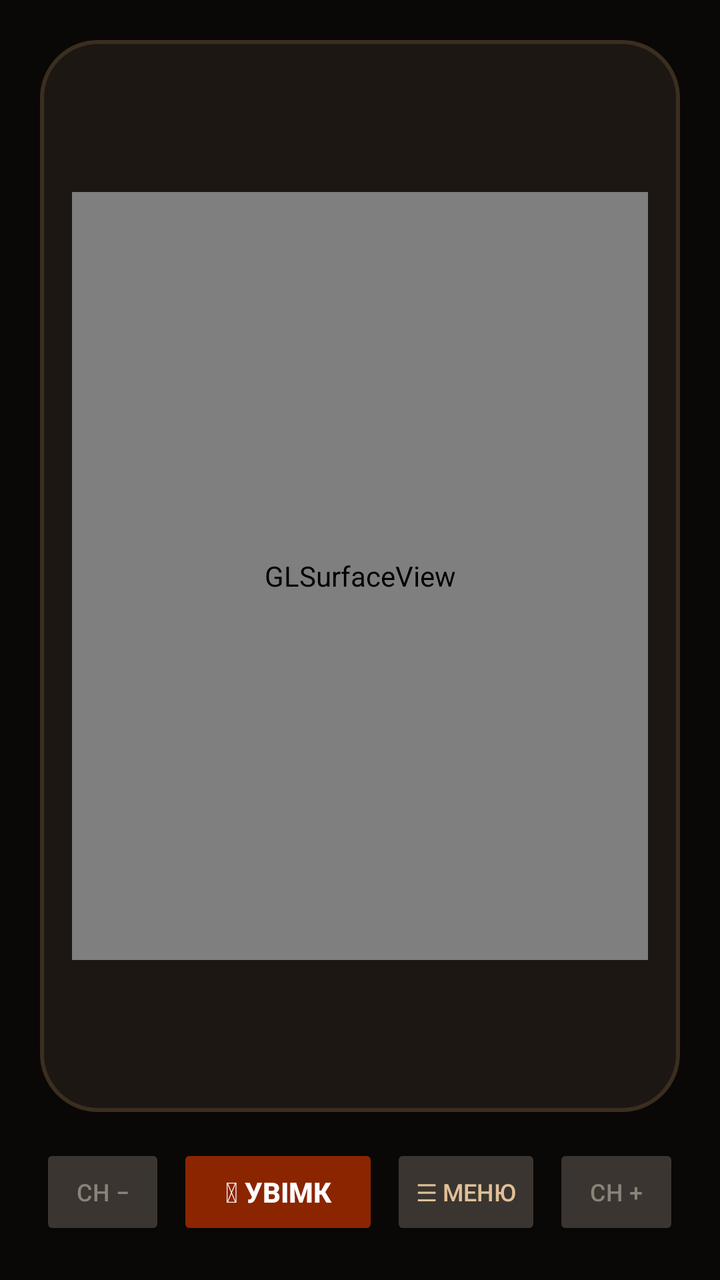
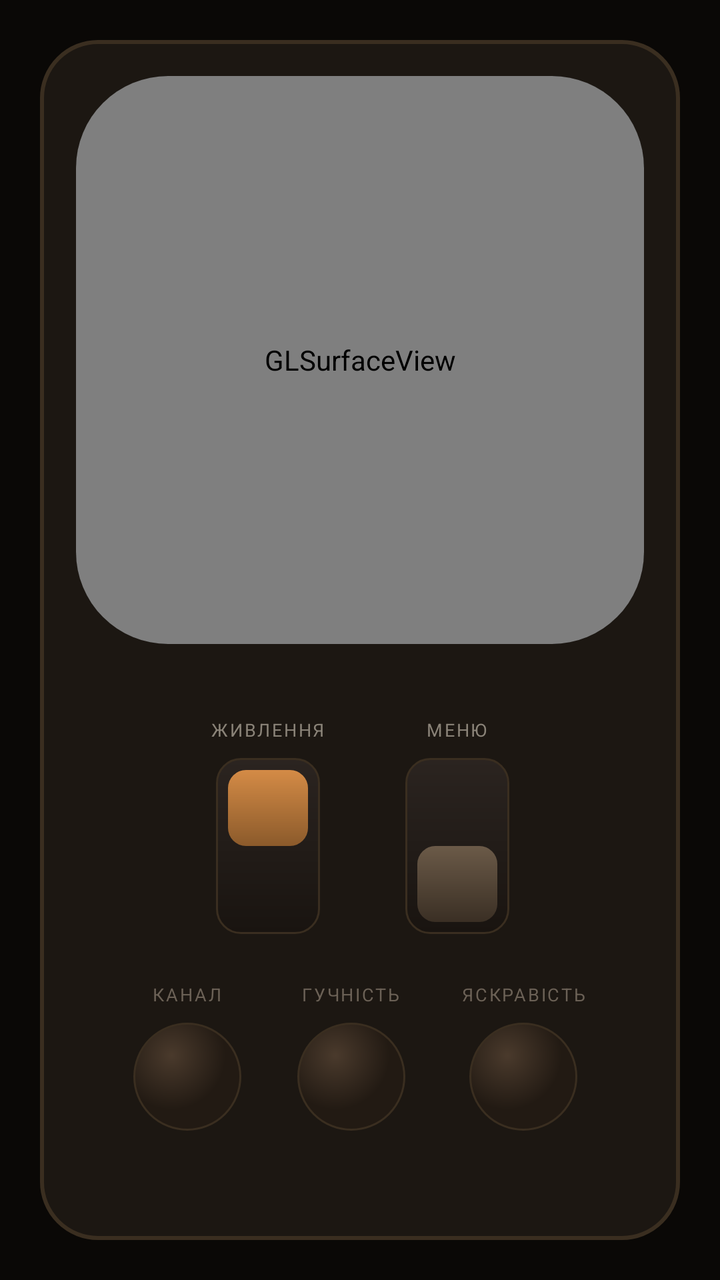

An Android layout rendered at two revisions. The XML below is the earlier revision; the diff shows what the commit changed to produce the second picture.
<!-- AndroidManifest.xml: application theme Theme.CrtTvWallpaper -->
<!-- res/layout/activity_main.xml -->
<?xml version="1.0" encoding="utf-8"?>
<androidx.constraintlayout.widget.ConstraintLayout xmlns:android="http://schemas.android.com/apk/res/android"
    xmlns:app="http://schemas.android.com/apk/res-auto"
    android:layout_width="match_parent"
    android:layout_height="match_parent"
    android:background="#0A0806"
    android:padding="20dp">

    
    <androidx.constraintlayout.widget.ConstraintLayout
        android:id="@+id/tvChassis"
        android:layout_width="0dp"
        android:layout_height="0dp"
        android:background="@drawable/tv_chassis_bg"
        android:padding="16dp"
        app:layout_constraintTop_toTopOf="parent"
        app:layout_constraintStart_toStartOf="parent"
        app:layout_constraintEnd_toEndOf="parent"
        app:layout_constraintBottom_toTopOf="@id/buttonRow">

        
        <FrameLayout
            android:id="@+id/screenFrame"
            android:layout_width="0dp"
            android:layout_height="0dp"
            android:background="#000000"
            app:layout_constraintTop_toTopOf="parent"
            app:layout_constraintBottom_toBottomOf="parent"
            app:layout_constraintStart_toStartOf="parent"
            app:layout_constraintEnd_toEndOf="parent"
            app:layout_constraintDimensionRatio="3:4">

            <android.opengl.GLSurfaceView
                android:id="@+id/glSurfacePreview"
                android:layout_width="match_parent"
                android:layout_height="match_parent" />

            
            <ScrollView
                android:id="@+id/menuOverlay"
                android:layout_width="match_parent"
                android:layout_height="match_parent"
                android:background="#EE0A0806"
                android:visibility="gone">

                <LinearLayout
                    android:layout_width="match_parent"
                    android:layout_height="wrap_content"
                    android:orientation="vertical"
                    android:padding="20dp">

                    <TextView
                        android:layout_width="wrap_content"
                        android:layout_height="wrap_content"
                        android:text="⚙ МЕНЮ НАЛАШТУВАНЬ"
                        android:textColor="#DAA520"
                        android:textStyle="bold"
                        android:textSize="15sp"
                        android:layout_marginBottom="18dp" />

                    <TextView
                        android:layout_width="wrap_content"
                        android:layout_height="wrap_content"
                        android:text="Рівень шуму та перешкод:"
                        android:textColor="#E0C097"
                        android:textSize="12sp" />

                    <SeekBar
                        android:id="@+id/seekNoise"
                        android:layout_width="match_parent"
                        android:layout_height="wrap_content"
                        android:max="50"
                        android:progress="18"
                        android:layout_marginTop="2dp"
                        android:layout_marginBottom="14dp" />

                    <TextView
                        android:layout_width="wrap_content"
                        android:layout_height="wrap_content"
                        android:text="Опуклість лінзи кінескопа:"
                        android:textColor="#E0C097"
                        android:textSize="12sp" />

                    <SeekBar
                        android:id="@+id/seekCurvature"
                        android:layout_width="match_parent"
                        android:layout_height="wrap_content"
                        android:max="30"
                        android:progress="12"
                        android:layout_marginTop="2dp"
                        android:layout_marginBottom="20dp" />

                    <Button
                        android:id="@+id/btnPickImage"
                        android:layout_width="match_parent"
                        android:layout_height="wrap_content"
                        android:backgroundTint="#3E4A2E"
                        android:text="Обрати фото фону 🖼"
                        android:textColor="#FFFFFF"
                        android:layout_marginBottom="10dp" />

                    <Button
                        android:id="@+id/btnApplyWallpaper"
                        android:layout_width="match_parent"
                        android:layout_height="wrap_content"
                        android:backgroundTint="#B87333"
                        android:text="Перевстановити живі шпалери"
                        android:textColor="#FFFFFF"
                        android:layout_marginBottom="18dp" />

                    <Button
                        android:id="@+id/btnCloseMenu"
                        android:layout_width="match_parent"
                        android:layout_height="wrap_content"
                        android:backgroundTint="#3A3530"
                        android:text="Закрити меню ✕"
                        android:textColor="#E0C097" />

                </LinearLayout>
            </ScrollView>
        </FrameLayout>
    </androidx.constraintlayout.widget.ConstraintLayout>

    
    <LinearLayout
        android:id="@+id/buttonRow"
        android:layout_width="match_parent"
        android:layout_height="wrap_content"
        android:orientation="horizontal"
        android:gravity="center_vertical"
        android:paddingTop="16dp"
        app:layout_constraintBottom_toBottomOf="parent"
        app:layout_constraintStart_toStartOf="parent"
        app:layout_constraintEnd_toEndOf="parent">

        <Button
            android:id="@+id/btnChDown"
            android:layout_width="0dp"
            android:layout_height="wrap_content"
            android:layout_weight="1"
            android:layout_marginEnd="6dp"
            android:backgroundTint="#3A3530"
            android:text="CH −"
            android:textColor="#8A8378"
            android:textSize="12sp" />

        <Button
            android:id="@+id/btnPower"
            android:layout_width="0dp"
            android:layout_height="wrap_content"
            android:layout_weight="1.6"
            android:layout_marginEnd="6dp"
            android:backgroundTint="#8B2500"
            android:text="⏻ УВІМК"
            android:textColor="#FFFFFF"
            android:textStyle="bold" />

        <Button
            android:id="@+id/btnMenu"
            android:layout_width="0dp"
            android:layout_height="wrap_content"
            android:layout_weight="1.2"
            android:layout_marginEnd="6dp"
            android:backgroundTint="#3A3530"
            android:text="☰ Меню"
            android:textColor="#E0C097"
            android:textSize="12sp" />

        <Button
            android:id="@+id/btnChUp"
            android:layout_width="0dp"
            android:layout_height="wrap_content"
            android:layout_weight="1"
            android:backgroundTint="#3A3530"
            android:text="CH +"
            android:textColor="#8A8378"
            android:textSize="12sp" />

    </LinearLayout>

</androidx.constraintlayout.widget.ConstraintLayout>
<!-- resources referenced by this layout -->
<resources>
  <!-- drawable tv_chassis_bg (drawable) -->
  <?xml version="1.0" encoding="utf-8"?>
  <shape xmlns:android="http://schemas.android.com/apk/res/android">
      <solid android:color="#1C1712" />
      <corners android:radius="28dp" />
      <stroke android:width="2dp" android:color="#3A2E20" />
  </shape>
  <style name="Theme.CrtTvWallpaper" parent="Theme.MaterialComponents.DayNight.NoActionBar">
          <item name="colorPrimary">#B87333</item>
          <item name="colorPrimaryVariant">#8B5A2B</item>
          <item name="colorOnPrimary">#FFFFFF</item>
          <item name="android:statusBarColor">#0A0806</item>
          <item name="android:navigationBarColor">#16120F</item>
      </style>
</resources>

<!-- the commit's change to res/layout/activity_main.xml (unified diff, before → after) -->
@@ -12,23 +12,23 @@
         android:layout_width="0dp"
         android:layout_height="0dp"
         android:background="@drawable/tv_chassis_bg"
-        android:padding="16dp"
+        android:padding="18dp"
         app:layout_constraintTop_toTopOf="parent"
+        app:layout_constraintBottom_toBottomOf="parent"
         app:layout_constraintStart_toStartOf="parent"
-        app:layout_constraintEnd_toEndOf="parent"
-        app:layout_constraintBottom_toTopOf="@id/buttonRow">
+        app:layout_constraintEnd_toEndOf="parent">
 
         
         <FrameLayout
             android:id="@+id/screenFrame"
             android:layout_width="0dp"
             android:layout_height="0dp"
-            android:background="#000000"
+            android:background="@drawable/tv_screen_frame_bg"
+            android:clipToOutline="true"
             app:layout_constraintTop_toTopOf="parent"
-            app:layout_constraintBottom_toBottomOf="parent"
             app:layout_constraintStart_toStartOf="parent"
             app:layout_constraintEnd_toEndOf="parent"
-            app:layout_constraintDimensionRatio="3:4">
+            app:layout_constraintDimensionRatio="1:1">
 
             <android.opengl.GLSurfaceView
                 android:id="@+id/glSurfacePreview"
@@ -119,63 +119,167 @@
                 </LinearLayout>
             </ScrollView>
         </FrameLayout>
+
+        
+        <LinearLayout
+            android:id="@+id/controlDeck"
+            android:layout_width="0dp"
+            android:layout_height="0dp"
+            android:orientation="vertical"
+            android:gravity="center"
+            app:layout_constraintTop_toBottomOf="@id/screenFrame"
+            app:layout_constraintBottom_toBottomOf="parent"
+            app:layout_constraintStart_toStartOf="parent"
+            app:layout_constraintEnd_toEndOf="parent">
+
+            
+            <LinearLayout
+                android:layout_width="wrap_content"
+                android:layout_height="wrap_content"
+                android:orientation="horizontal"
+                android:gravity="center"
+                android:layout_marginBottom="24dp">
+
+                <LinearLayout
+                    android:layout_width="wrap_content"
+                    android:layout_height="wrap_content"
+                    android:orientation="vertical"
+                    android:gravity="center"
+                    android:layout_marginEnd="40dp">
+
+                    <TextView
+                        android:layout_width="wrap_content"
+                        android:layout_height="wrap_content"
+                        android:text="ЖИВЛЕННЯ"
+                        android:textColor="#8A8378"
+                        android:textSize="9sp"
+                        android:letterSpacing="0.1"
+                        android:layout_marginBottom="8dp" />
+
+                    <FrameLayout
+                        android:id="@+id/switchPowerTrack"
+                        android:layout_width="52dp"
+                        android:layout_height="88dp"
+                        android:background="@drawable/switch_track_bg">
+
+                        <View
+                            android:id="@+id/switchPowerLever"
+                            android:layout_width="40dp"
+                            android:layout_height="38dp"
+                            android:layout_marginStart="6dp"
+                            android:layout_marginTop="6dp"
+                            android:background="@drawable/switch_lever_on_bg" />
+                    </FrameLayout>
+                </LinearLayout>
+
+                <LinearLayout
+                    android:layout_width="wrap_content"
+                    android:layout_height="wrap_content"
+                    android:orientation="vertical"
+                    android:gravity="center">
+
+                    <TextView
+                        android:layout_width="wrap_content"
+                        android:layout_height="wrap_content"
+                        android:text="МЕНЮ"
+                        android:textColor="#8A8378"
+                        android:textSize="9sp"
+                        android:letterSpacing="0.1"
+                        android:layout_marginBottom="8dp" />
+
+                    <FrameLayout
+                        android:id="@+id/switchMenuTrack"
+                        android:layout_width="52dp"
+                        android:layout_height="88dp"
+                        android:background="@drawable/switch_track_bg">
+
+                        <View
+                            android:id="@+id/switchMenuLever"
+                            android:layout_width="40dp"
+                            android:layout_height="38dp"
+                            android:layout_marginStart="6dp"
+                            android:layout_marginTop="44dp"
+                            android:background="@drawable/switch_lever_off_bg" />
+                    </FrameLayout>
+                </LinearLayout>
+            </LinearLayout>
+
+            
+            <LinearLayout
+                android:layout_width="wrap_content"
+                android:layout_height="wrap_content"
+                android:orientation="horizontal"
+                android:gravity="center">
+
+                <LinearLayout
+                    android:layout_width="wrap_content"
+                    android:layout_height="wrap_content"
+                    android:orientation="vertical"
+                    android:gravity="center"
+                    android:layout_marginEnd="28dp">
+
+                    <TextView
+                        android:layout_width="wrap_content"
+                        android:layout_height="wrap_content"
+                        android:text="КАНАЛ"
+                        android:textColor="#6B6156"
+                        android:textSize="9sp"
+                        android:letterSpacing="0.1"
+                        android:layout_marginBottom="8dp" />
+
+                    <View
+                        android:id="@+id/knobChannel"
+                        android:layout_width="54dp"
+                        android:layout_height="54dp"
+                        android:background="@drawable/knob_bg" />
+                </LinearLayout>
+
+                <LinearLayout
+                    android:layout_width="wrap_content"
+                    android:layout_height="wrap_content"
+                    android:orientation="vertical"
+                    android:gravity="center"
+                    android:layout_marginEnd="28dp">
+
+                    <TextView
+                        android:layout_width="wrap_content"
+                        android:layout_height="wrap_content"
+                        android:text="ГУЧНІСТЬ"
+                        android:textColor="#6B6156"
+                        android:textSize="9sp"
+                        android:letterSpacing="0.1"
+                        android:layout_marginBottom="8dp" />
+
+                    <View
+                        android:id="@+id/knobVolume"
+                        android:layout_width="54dp"
+                        android:layout_height="54dp"
+                        android:background="@drawable/knob_bg" />
+                </LinearLayout>
+
+                <LinearLayout
+                    android:layout_width="wrap_content"
+                    android:layout_height="wrap_content"
+                    android:orientation="vertical"
+                    android:gravity="center">
+
+                    <TextView
+                        android:layout_width="wrap_content"
+                        android:layout_height="wrap_content"
+                        android:text="ЯСКРАВІСТЬ"
+                        android:textColor="#6B6156"
+                        android:textSize="9sp"
+                        android:letterSpacing="0.1"
+                        android:layout_marginBottom="8dp" />
+
+                    <View
+                        android:id="@+id/knobBrightness"
+                        android:layout_width="54dp"
+                        android:layout_height="54dp"
+                        android:background="@drawable/knob_bg" />
+                </LinearLayout>
+            </LinearLayout>
+        </LinearLayout>
     </androidx.constraintlayout.widget.ConstraintLayout>
 
-    
-    <LinearLayout
-        android:id="@+id/buttonRow"
-        android:layout_width="match_parent"
-        android:layout_height="wrap_content"
-        android:orientation="horizontal"
-        android:gravity="center_vertical"
-        android:paddingTop="16dp"
-        app:layout_constraintBottom_toBottomOf="parent"
-        app:layout_constraintStart_toStartOf="parent"
-        app:layout_constraintEnd_toEndOf="parent">
-
-        <Button
-            android:id="@+id/btnChDown"
-            android:layout_width="0dp"
-            android:layout_height="wrap_content"
-            android:layout_weight="1"
-            android:layout_marginEnd="6dp"
-            android:backgroundTint="#3A3530"
-            android:text="CH −"
-            android:textColor="#8A8378"
-            android:textSize="12sp" />
-
-        <Button
-            android:id="@+id/btnPower"
-            android:layout_width="0dp"
-            android:layout_height="wrap_content"
-            android:layout_weight="1.6"
-            android:layout_marginEnd="6dp"
-            android:backgroundTint="#8B2500"
-            android:text="⏻ УВІМК"
-            android:textColor="#FFFFFF"
-            android:textStyle="bold" />
-
-        <Button
-            android:id="@+id/btnMenu"
-            android:layout_width="0dp"
-            android:layout_height="wrap_content"
-            android:layout_weight="1.2"
-            android:layout_marginEnd="6dp"
-            android:backgroundTint="#3A3530"
-            android:text="☰ Меню"
-            android:textColor="#E0C097"
-            android:textSize="12sp" />
-
-        <Button
-            android:id="@+id/btnChUp"
-            android:layout_width="0dp"
-            android:layout_height="wrap_content"
-            android:layout_weight="1"
-            android:backgroundTint="#3A3530"
-            android:text="CH +"
-            android:textColor="#8A8378"
-            android:textSize="12sp" />
-
-    </LinearLayout>
-
 </androidx.constraintlayout.widget.ConstraintLayout>
<!-- resource entries referenced after the edit -->
@@ -1,11 +1,58 @@
 <!-- resources referenced by this layout -->
 <resources>
+  <!-- drawable knob_bg (drawable) -->
+  <?xml version="1.0" encoding="utf-8"?>
+  <shape xmlns:android="http://schemas.android.com/apk/res/android"
+      android:shape="oval">
+      <gradient
+          android:type="radial"
+          android:gradientRadius="27dp"
+          android:centerX="0.35"
+          android:centerY="0.3"
+          android:startColor="#4A3A2C"
+          android:endColor="#221A13" />
+      <stroke android:width="1dp" android:color="#3A2E20" />
+  </shape>
+  <!-- drawable switch_lever_off_bg (drawable) -->
+  <?xml version="1.0" encoding="utf-8"?>
+  <shape xmlns:android="http://schemas.android.com/apk/res/android">
+      <gradient
+          android:angle="270"
+          android:startColor="#6B5A48"
+          android:endColor="#3A2F24" />
+      <corners android:radius="9dp" />
+  </shape>
+  <!-- drawable switch_lever_on_bg (drawable) -->
+  <?xml version="1.0" encoding="utf-8"?>
+  <shape xmlns:android="http://schemas.android.com/apk/res/android">
+      <gradient
+          android:angle="270"
+          android:startColor="#D48B46"
+          android:endColor="#8B5A2B" />
+      <corners android:radius="9dp" />
+  </shape>
+  <!-- drawable switch_track_bg (drawable) -->
+  <?xml version="1.0" encoding="utf-8"?>
+  <shape xmlns:android="http://schemas.android.com/apk/res/android">
+      <gradient
+          android:angle="270"
+          android:startColor="#2B2420"
+          android:endColor="#191410" />
+      <corners android:radius="12dp" />
+      <stroke android:width="1dp" android:color="#3A2E20" />
+  </shape>
   <!-- drawable tv_chassis_bg (drawable) -->
   <?xml version="1.0" encoding="utf-8"?>
   <shape xmlns:android="http://schemas.android.com/apk/res/android">
       <solid android:color="#1C1712" />
       <corners android:radius="28dp" />
       <stroke android:width="2dp" android:color="#3A2E20" />
+  </shape>
+  <!-- drawable tv_screen_frame_bg (drawable) -->
+  <?xml version="1.0" encoding="utf-8"?>
+  <shape xmlns:android="http://schemas.android.com/apk/res/android">
+      <solid android:color="#000000" />
+      <corners android:radius="46dp" />
   </shape>
   <style name="Theme.CrtTvWallpaper" parent="Theme.MaterialComponents.DayNight.NoActionBar">
           <item name="colorPrimary">#B87333</item>
